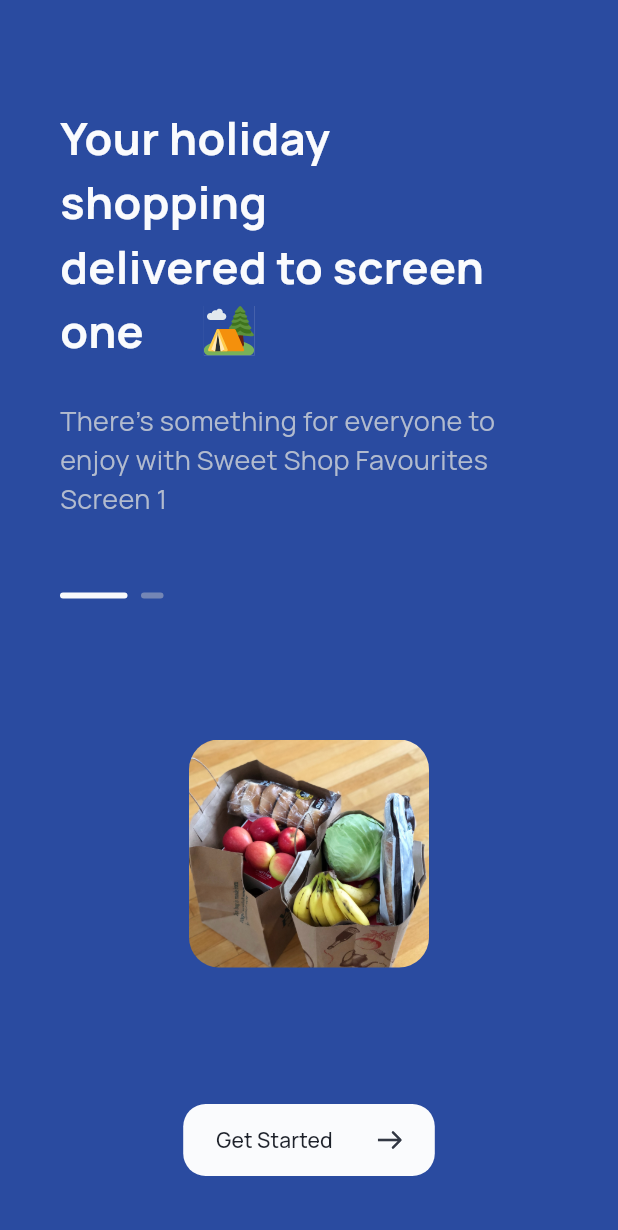
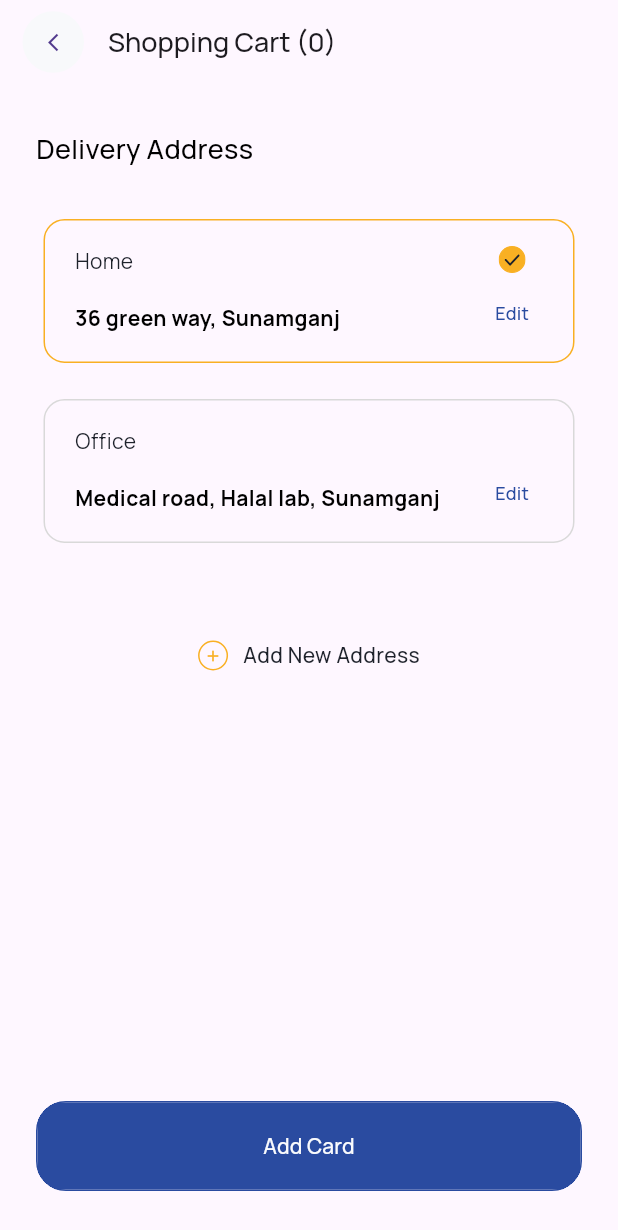
Before and after one commit to JazebJaved468/shop_app_flutter, a Flutter app: the screen it shows after launch, on a phone screen of 412 x 824 dp. Shown: the top 1230 px of the screen. Run offline on Flutter 3.47's test engine with Material 2 defaults, Android fonts, the phone set to English and light mode, and no system bars; drawn by our look-alikes of smooth_page_indicator; our stand-ins replace flutter_svg, font_awesome_flutter; missing offline and left inert: r_dotted_line_border.

Commit message:
address screen added

```diff
--- a/lib/data/data.dart
+++ b/lib/data/data.dart
@@ -3363,6 +3363,20 @@ class FavouriteData {
   ];
 }
 
+class PersonalInfo {
+  static String userName = "Jazeb";
+  static List addresses = [
+    {
+      'place': "Home",
+      'address': "36 green way, Sunamganj",
+    },
+    {
+      'place': "Office",
+      'address': "Medical road, Halal lab, Sunamganj",
+    },
+  ];
+}
+
 class Selection {
   static int shopIndex = 0;
   // static String shopName = ApiData.data[shopIndex]['name'];
@@ -3370,7 +3384,24 @@ class Selection {
   static List tempFilterData = ApiData.data[0]['products'][0]['items'];
   static int productIndex = 0;
   static int cartItemIndex = 0;
+  static int addressIndex = 0;
 }
+
+
+
+
+
+
+
+
+
+
+
+
+
+
+
+
 
 
 // List shopNames = ["Kaybees", "KFC", "Ginsoy", "Dynasty", "Kolachi", "Sakura"];
--- a/lib/main.dart
+++ b/lib/main.dart
@@ -1,4 +1,5 @@
 import 'package:flutter/material.dart';
+import 'package:shopping_app/screens/addressScreen/address_screen.dart';
 import 'package:shopping_app/screens/cartScreen/cart_screen.dart';
 import 'package:shopping_app/screens/cartScreen/full_cart_screen.dart';
 import 'package:shopping_app/screens/introScreen/intro_rough.dart';
@@ -24,7 +25,7 @@ class MyApp extends StatelessWidget {
         fontFamily: "Manrope",
         useMaterial3: true,
       ),
-      home: const IntroScreen(),
+      home: const AddressScreen(),
     );
   }
 }
--- /dev/null
+++ b/lib/screens/PaymentScreen/payment_screen.dart
@@ -0,0 +1,26 @@
+import 'package:flutter/material.dart';
+
+import '../../data/data.dart';
+import '../../widgets/custom_back_button.dart';
+
+class PaymentScreen extends StatefulWidget {
+  const PaymentScreen({super.key});
+
+  @override
+  State<PaymentScreen> createState() => _PaymentScreenState();
+}
+
+class _PaymentScreenState extends State<PaymentScreen> {
+  @override
+  Widget build(BuildContext context) {
+    return Scaffold(
+      //Appbar
+      appBar: AppBar(
+        leading: CustomBackButton(),
+        title: Text("Add Card"),
+      ),
+
+      //Body
+    );
+  }
+}
--- /dev/null
+++ b/lib/screens/addressScreen/address_screen.dart
@@ -0,0 +1,261 @@
+import 'package:flutter/material.dart';
+import 'package:flutter_svg/svg.dart';
+import 'package:r_dotted_line_border/r_dotted_line_border.dart';
+import 'package:shopping_app/constants/global_constants.dart';
+import 'package:shopping_app/data/data.dart';
+import 'package:shopping_app/screens/addressScreen/constants/address_screen_constants.dart';
+import 'package:shopping_app/widgets/custom_back_button.dart';
+import 'package:shopping_app/widgets/custom_main_button.dart';
+
+import '../PaymentScreen/payment_screen.dart';
+
+class AddressScreen extends StatefulWidget {
+  const AddressScreen({super.key});
+
+  @override
+  State<AddressScreen> createState() => _AddressScreenState();
+}
+
+class _AddressScreenState extends State<AddressScreen> {
+  @override
+  Widget build(BuildContext context) {
+    // Media Queries
+    var mediaWidth = MediaQuery.of(context).size.width;
+    var mediaHeight = MediaQuery.of(context).size.height;
+
+    return Scaffold(
+      //Appbar
+      appBar: AppBar(
+        leading: CustomBackButton(),
+        title: Text(
+          "Shopping Cart (${CartData.data.length})",
+          style: const TextStyle(
+            fontSize: 18,
+            fontWeight: FontWeight.w500,
+          ),
+        ),
+      ),
+
+      //Body
+      body: Container(
+        padding: EdgeInsets.symmetric(horizontal: 24, vertical: 30),
+        child: Column(
+          crossAxisAlignment: CrossAxisAlignment.start,
+          children: [
+            //Heading
+            Container(
+              // margin: EdgeInsets.only(top: 30),
+              child: Text(
+                "Delivery Address",
+                style: const TextStyle(
+                  fontSize: 18,
+                  color: Colors.black,
+                  fontWeight: FontWeight.w500,
+                ),
+              ),
+            ),
+
+            //Addresses
+            Container(
+              padding: EdgeInsets.symmetric(horizontal: 5),
+              margin: EdgeInsets.only(
+                top: 20,
+                bottom: 30,
+              ),
+              // color: Colors.red,
+              height:
+                  PersonalInfo.addresses.length * (50 + 24) > mediaHeight * 0.6
+                      ? mediaHeight * 0.55
+                      : PersonalInfo.addresses.length * (96 + 24),
+              child: ListView.builder(
+                  itemCount: PersonalInfo.addresses.length,
+                  itemBuilder: (context, index) {
+                    return GestureDetector(
+                      onTap: () {
+                        Selection.addressIndex = index;
+                        setState(() {});
+                      },
+                      child: Container(
+                        padding: EdgeInsets.only(
+                          top: 17,
+                          left: 20,
+                          right: 20,
+                          bottom: 22,
+                        ),
+                        // clipBehavior: Clip.antiAliasWithSaveLayer,
+                        decoration: BoxDecoration(
+                          // color: Colors.yellow,
+                          border: Border.all(
+                            color: Selection.addressIndex == index
+                                ? GlobalColors.yellow
+                                : ConstantColors_addressScreen.borderColor,
+                          ),
+                          borderRadius: BorderRadius.circular(14),
+                        ),
+                        margin: EdgeInsets.only(top: 14, bottom: 10),
+                        width: double.infinity,
+                        height: 96,
+                        child: Row(
+                            mainAxisAlignment: MainAxisAlignment.spaceBetween,
+                            children: [
+                              Container(
+                                // color: Colors.red,
+                                width: mediaWidth * 0.6,
+                                child: Column(
+                                  crossAxisAlignment: CrossAxisAlignment.start,
+                                  children: [
+                                    Text(
+                                      "${PersonalInfo.addresses[index]['place']}",
+                                      style: TextStyle(
+                                        fontSize: 14,
+                                        color: GlobalColors.secondaryBackground,
+                                        fontWeight: FontWeight.w400,
+                                      ),
+                                    ),
+                                    SizedBox(
+                                      height: 18,
+                                    ),
+                                    Text(
+                                      "${PersonalInfo.addresses[index]['address']}",
+                                      style: TextStyle(
+                                          fontSize: 14,
+                                          color: Colors.black,
+                                          fontWeight: FontWeight.w700,
+                                          overflow: TextOverflow.ellipsis),
+                                    )
+                                  ],
+                                ),
+                              ),
+                              Container(
+                                // color: Colors.red,
+                                width: mediaWidth * 0.1,
+                                child: Column(
+                                  mainAxisSize: MainAxisSize.max,
+                                  mainAxisAlignment:
+                                      MainAxisAlignment.spaceBetween,
+                                  children: [
+                                    Visibility(
+                                      visible: Selection.addressIndex == index,
+                                      child: SvgPicture.asset(
+                                        'assets/icons/done.svg',
+                                        width: 18,
+                                        // height: 18,
+                                      ),
+                                    ),
+                                    Container(
+                                      height: 20,
+                                      child: TextButton(
+                                        style: TextButton.styleFrom(
+                                            // backgroundColor: Colors.red,
+                                            padding: EdgeInsets.all(0)),
+                                        onPressed: () {},
+                                        child: const Text(
+                                          "Edit",
+                                          style: TextStyle(
+                                            color: Color(0xff2A4BA0),
+                                            fontSize: 12,
+                                            fontWeight: FontWeight.w500,
+                                          ),
+                                        ),
+                                      ),
+                                    ),
+                                  ],
+                                ),
+                              )
+                            ]),
+                      ),
+                    );
+                  }),
+            ),
+
+            //Add new address Button
+            GestureDetector(
+              onTap: () {
+                showDialog(
+                  context: context,
+                  builder: (context) {
+                    return AlertDialog(
+                      backgroundColor: GlobalColors.yellow,
+                      shape: RoundedRectangleBorder(),
+                      title: const Text(
+                        "Implementation of this feature will be done later",
+                        style: TextStyle(
+                            fontSize: 16, fontWeight: FontWeight.w700),
+                      ),
+                    );
+                  },
+                );
+              },
+              child: Container(
+                height: 70,
+                decoration: BoxDecoration(
+                  // color: Colors.red,
+                  border: RDottedLineBorder.all(
+                    color: ConstantColors_addressScreen.borderColor,
+                    dottedLength: 10,
+                    dottedSpace: 12,
+                  ),
+                  borderRadius: BorderRadius.circular(20),
+                ),
+                padding: EdgeInsets.symmetric(horizontal: 5),
+                child: Center(
+                  child: Wrap(
+                    crossAxisAlignment: WrapCrossAlignment.center,
+                    children: [
+                      Container(
+                        padding: EdgeInsets.all(3),
+                        margin: EdgeInsets.only(
+                          right: 10,
+                        ),
+                        decoration: BoxDecoration(
+                          // color: Colors.yellow,
+                          border: Border.all(
+                            color: GlobalColors.yellow,
+                          ),
+                          borderRadius: BorderRadius.circular(50),
+                        ),
+                        child: Icon(
+                          Icons.add,
+                          color: GlobalColors.yellow,
+                          size: 12,
+                        ),
+                      ),
+                      Text(
+                        "Add New Address",
+                        style: TextStyle(
+                          color: GlobalColors.secondaryBackground,
+                          fontSize: 14,
+                          fontWeight: FontWeight.w500,
+                        ),
+                      )
+                    ],
+                  ),
+                ),
+              ),
+            ),
+
+            // Using Expnaded to push 'Add card' button to the bottom
+            Expanded(
+              child: Container(),
+            ),
+
+            //Add Card Button
+            CustomMainButton(
+              text: "Add Card",
+              backgroundColor: GlobalColors.primaryBackground,
+              textColor: GlobalColors.primaryHeading,
+              width: double.infinity,
+              onPressed: () {
+                Navigator.push(
+                  context,
+                  MaterialPageRoute(
+                      builder: (context) => const PaymentScreen()),
+                );
+              },
+            )
+          ],
+        ),
+      ),
+    );
+  }
+}
--- /dev/null
+++ b/lib/screens/addressScreen/constants/address_screen_constants.dart
@@ -0,0 +1,5 @@
+import 'package:flutter/material.dart';
+
+class ConstantColors_addressScreen {
+  static Color borderColor = Color(0xffD9D9D9);
+}
--- a/lib/screens/cartScreen/cart_screen.dart
+++ b/lib/screens/cartScreen/cart_screen.dart
@@ -1,6 +1,7 @@
 import 'package:flutter/material.dart';
 import 'package:flutter_svg/svg.dart';
 import 'package:shopping_app/constants/global_constants.dart';
+import 'package:shopping_app/screens/addressScreen/address_screen.dart';
 import 'package:shopping_app/screens/cartScreen/constants/cart_constants.dart';
 import 'package:shopping_app/screens/cartScreen/full_cart_screen.dart';
 
@@ -413,7 +414,15 @@ class _CartScreenState extends State<CartScreen> {
           ),
 
           // Bottom Sheet (Bill)
-          CustomBill(buttonText: "Proceed To checkout")
+          CustomBill(
+            buttonText: "Proceed To checkout",
+            onPressed: () {
+              Navigator.push(
+                context,
+                MaterialPageRoute(builder: (context) => const AddressScreen()),
+              );
+            },
+          ),
         ],
       ),
     );
--- a/lib/screens/cartScreen/full_cart_screen.dart
+++ b/lib/screens/cartScreen/full_cart_screen.dart
@@ -5,6 +5,7 @@ import '../../data/data.dart';
 import '../../functions.dart';
 import '../../widgets/custom_back_button.dart';
 import '../../widgets/custom_bill_sheet.dart';
+import '../addressScreen/address_screen.dart';
 import 'constants/cart_constants.dart';
 
 class FullCartScreen extends StatefulWidget {
@@ -195,7 +196,15 @@ class _FullCartScreenState extends State<FullCartScreen> {
           ),
 
           // Bottom Sheet (Bill)
-          CustomBill(buttonText: "Proceed To checkout")
+          CustomBill(
+            buttonText: "Proceed To checkout",
+            onPressed: () {
+              Navigator.push(
+                context,
+                MaterialPageRoute(builder: (context) => const AddressScreen()),
+              );
+            },
+          )
         ],
       ),
     );
--- a/lib/widgets/custom_bill_sheet.dart
+++ b/lib/widgets/custom_bill_sheet.dart
@@ -9,9 +9,10 @@ class CustomBill extends StatefulWidget {
   // final num subtotalAmount;
   // final num deliveryAmount;
   final String buttonText;
+  final void Function()? onPressed;
 
   /// final vars dene hain
-  const CustomBill({super.key, required this.buttonText});
+  const CustomBill({super.key, required this.buttonText, this.onPressed});
 
   @override
   State<CustomBill> createState() => _CustomBillState();
@@ -121,7 +122,7 @@ class _CustomBillState extends State<CustomBill> {
               text: widget.buttonText,
               backgroundColor: GlobalColors.primaryBackground,
               textColor: GlobalColors.primaryHeading,
-              width: mediaWidth * 1),
+              width: mediaWidth * 1, onPressed: widget.onPressed,),
         ],
       ),
     );
--- a/pubspec.yaml
+++ b/pubspec.yaml
@@ -38,6 +38,7 @@ dependencies:
   font_awesome_flutter: ^10.5.0
   circular_bottom_navigation: ^2.3.0
   smooth_page_indicator: ^1.1.0
+  r_dotted_line_border: ^0.1.1
   # fluttertoast: ^8.2.2
 
 dev_dependencies:
```
Also changed, not shown: assets/icons/done.svg (added), pubspec.lock, 1 other file.
